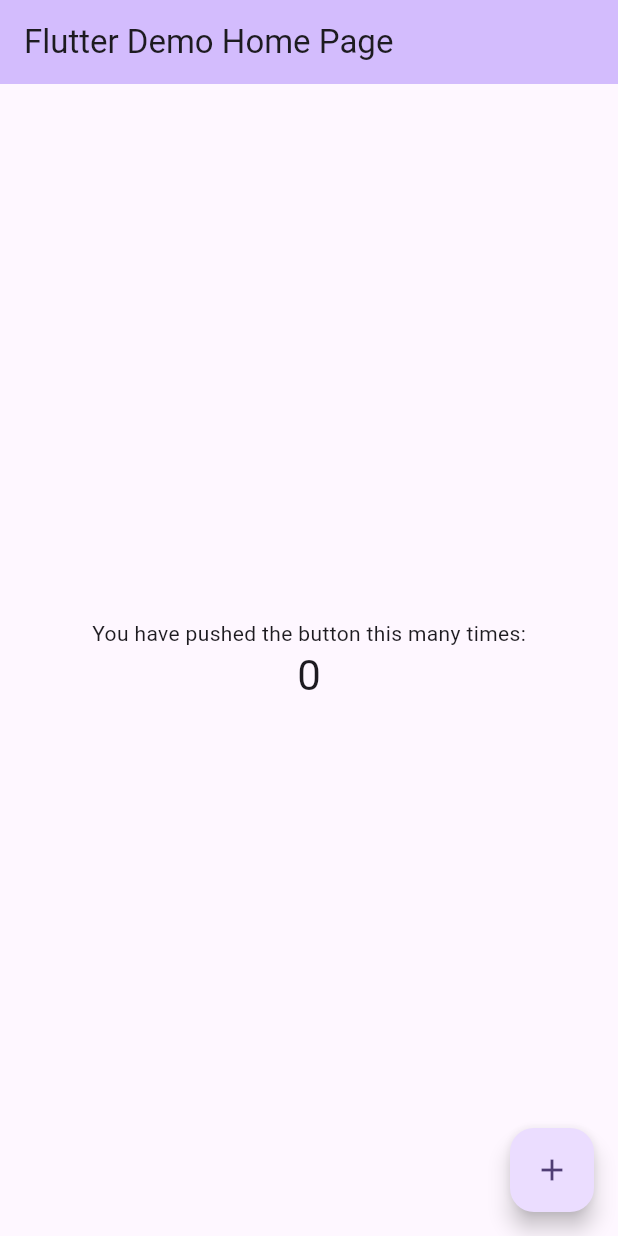
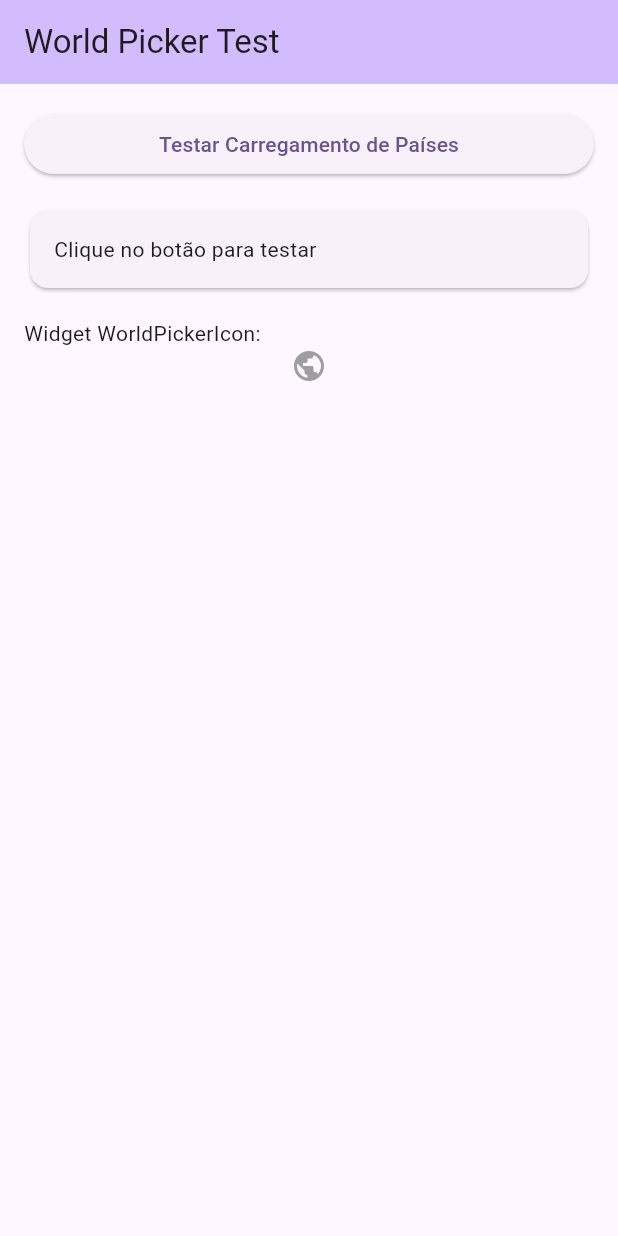
Before and after one commit to williamsimionatto/world_picker, a Flutter app: the screen it shows after launch, on a phone screen of 412 x 824 dp. Run offline on Flutter 3.47's test engine with Material 3 defaults, Android fonts, the phone set to English and light mode, and no system bars.

Commit message:
feat: implement country selection feature with loading and error handling

```diff
--- a/example/lib/main.dart
+++ b/example/lib/main.dart
@@ -1,4 +1,5 @@
 import 'package:flutter/material.dart';
+import 'package:world_picker/world_picker.dart';
 
 void main() {
   runApp(const MyApp());
@@ -7,116 +8,103 @@ void main() {
 class MyApp extends StatelessWidget {
   const MyApp({super.key});
 
-  // This widget is the root of your application.
   @override
   Widget build(BuildContext context) {
     return MaterialApp(
-      title: 'Flutter Demo',
+      title: 'World Picker Test',
       theme: ThemeData(
-        // This is the theme of your application.
-        //
-        // TRY THIS: Try running your application with "flutter run". You'll see
-        // the application has a purple toolbar. Then, without quitting the app,
-        // try changing the seedColor in the colorScheme below to Colors.green
-        // and then invoke "hot reload" (save your changes or press the "hot
-        // reload" button in a Flutter-supported IDE, or press "r" if you used
-        // the command line to start the app).
-        //
-        // Notice that the counter didn't reset back to zero; the application
-        // state is not lost during the reload. To reset the state, use hot
-        // restart instead.
-        //
-        // This works for code too, not just values: Most code changes can be
-        // tested with just a hot reload.
         colorScheme: ColorScheme.fromSeed(seedColor: Colors.deepPurple),
       ),
-      home: const MyHomePage(title: 'Flutter Demo Home Page'),
+      home: const MyHomePage(),
     );
   }
 }
 
 class MyHomePage extends StatefulWidget {
-  const MyHomePage({super.key, required this.title});
-
-  // This widget is the home page of your application. It is stateful, meaning
-  // that it has a State object (defined below) that contains fields that affect
-  // how it looks.
-
-  // This class is the configuration for the state. It holds the values (in this
-  // case the title) provided by the parent (in this case the App widget) and
-  // used by the build method of the State. Fields in a Widget subclass are
-  // always marked "final".
-
-  final String title;
+  const MyHomePage({super.key});
 
   @override
   State<MyHomePage> createState() => _MyHomePageState();
 }
 
 class _MyHomePageState extends State<MyHomePage> {
-  int _counter = 0;
+  String _status = 'Clique no botão para testar';
+  bool _isLoading = false;
 
-  void _incrementCounter() {
+  Future<void> _testLoadCountries() async {
     setState(() {
-      // This call to setState tells the Flutter framework that something has
-      // changed in this State, which causes it to rerun the build method below
-      // so that the display can reflect the updated values. If we changed
-      // _counter without calling setState(), then the build method would not be
-      // called again, and so nothing would appear to happen.
-      _counter++;
+      _isLoading = true;
+      _status = 'Carregando países...';
     });
+
+    try {
+      final countries = await CountryService.loadCountries();
+      setState(() {
+        _status =
+            '✅ Sucesso! ${countries.length} países carregados.\n'
+            'Primeiro país: ${countries.first.name} (${countries.first.isoCode})';
+        _isLoading = false;
+      });
+    } catch (e) {
+      setState(() {
+        _status = '❌ Erro: $e';
+        _isLoading = false;
+      });
+    }
   }
 
   @override
   Widget build(BuildContext context) {
-    // This method is rerun every time setState is called, for instance as done
-    // by the _incrementCounter method above.
-    //
-    // The Flutter framework has been optimized to make rerunning build methods
-    // fast, so that you can just rebuild anything that needs updating rather
-    // than having to individually change instances of widgets.
     return Scaffold(
       appBar: AppBar(
-        // TRY THIS: Try changing the color here to a specific color (to
-        // Colors.amber, perhaps?) and trigger a hot reload to see the AppBar
-        // change color while the other colors stay the same.
+        title: const Text('World Picker Test'),
         backgroundColor: Theme.of(context).colorScheme.inversePrimary,
-        // Here we take the value from the MyHomePage object that was created by
-        // the App.build method, and use it to set our appbar title.
-        title: Text(widget.title),
       ),
-      body: Center(
-        // Center is a layout widget. It takes a single child and positions it
-        // in the middle of the parent.
+      body: Padding(
+        padding: const EdgeInsets.all(16.0),
         child: Column(
-          // Column is also a layout widget. It takes a list of children and
-          // arranges them vertically. By default, it sizes itself to fit its
-          // children horizontally, and tries to be as tall as its parent.
-          //
-          // Column has various properties to control how it sizes itself and
-          // how it positions its children. Here we use mainAxisAlignment to
-          // center the children vertically; the main axis here is the vertical
-          // axis because Columns are vertical (the cross axis would be
-          // horizontal).
-          //
-          // TRY THIS: Invoke "debug painting" (choose the "Toggle Debug Paint"
-          // action in the IDE, or press "p" in the console), to see the
-          // wireframe for each widget.
-          mainAxisAlignment: MainAxisAlignment.center,
-          children: <Widget>[
-            const Text('You have pushed the button this many times:'),
-            Text(
-              '$_counter',
-              style: Theme.of(context).textTheme.headlineMedium,
+          crossAxisAlignment: CrossAxisAlignment.stretch,
+          children: [
+            ElevatedButton(
+              onPressed: _isLoading ? null : _testLoadCountries,
+              child: _isLoading
+                  ? const Row(
+                      mainAxisSize: MainAxisSize.min,
+                      children: [
+                        SizedBox(
+                          width: 16,
+                          height: 16,
+                          child: CircularProgressIndicator(strokeWidth: 2),
+                        ),
+                        SizedBox(width: 8),
+                        Text('Carregando...'),
+                      ],
+                    )
+                  : const Text('Testar Carregamento de Países'),
+            ),
+            const SizedBox(height: 16),
+            Card(
+              child: Padding(
+                padding: const EdgeInsets.all(16.0),
+                child: Text(
+                  _status,
+                  style: Theme.of(context).textTheme.bodyMedium,
+                ),
+              ),
+            ),
+            const SizedBox(height: 16),
+            const Text('Widget WorldPickerIcon:'),
+            WorldPickerIcon(
+              onSelect: (country) {
+                setState(() {
+                  _status =
+                      'País selecionado: ${country.name} (${country.isoCode})';
+                });
+              },
             ),
           ],
         ),
       ),
-      floatingActionButton: FloatingActionButton(
-        onPressed: _incrementCounter,
-        tooltip: 'Increment',
-        child: const Icon(Icons.add),
-      ), // This trailing comma makes auto-formatting nicer for build methods.
     );
   }
 }
--- a/lib/model/country_model.dart
+++ b/lib/model/country_model.dart
@@ -10,6 +10,34 @@ class Region {
     required this.code,
     required this.name,
   });
+
+  /// Creates a Region instance from a JSON map.
+  factory Region.fromJson(Map<String, dynamic> json) {
+    return Region(
+      code: json['code'] as String,
+      name: json['name'] as String,
+    );
+  }
+
+  /// Converts the Region instance to a JSON map.
+  Map<String, dynamic> toJson() {
+    return {
+      'code': code,
+      'name': name,
+    };
+  }
+
+  @override
+  String toString() => 'Region(code: $code, name: $name)';
+
+  @override
+  bool operator ==(Object other) {
+    if (identical(this, other)) return true;
+    return other is Region && other.code == code && other.name == name;
+  }
+
+  @override
+  int get hashCode => code.hashCode ^ name.hashCode;
 }
 
 /// Represents a language spoken in a country.
@@ -28,6 +56,40 @@ class Language {
     required this.name,
     required this.nativeName,
   });
+
+  /// Creates a Language instance from a JSON map.
+  factory Language.fromJson(Map<String, dynamic> json) {
+    return Language(
+      code: json['code'] as String,
+      name: json['name'] as String,
+      nativeName: json['nativeName'] as String,
+    );
+  }
+
+  /// Converts the Language instance to a JSON map.
+  Map<String, dynamic> toJson() {
+    return {
+      'code': code,
+      'name': name,
+      'nativeName': nativeName,
+    };
+  }
+
+  @override
+  String toString() =>
+      'Language(code: $code, name: $name, nativeName: $nativeName)';
+
+  @override
+  bool operator ==(Object other) {
+    if (identical(this, other)) return true;
+    return other is Language &&
+        other.code == code &&
+        other.name == name &&
+        other.nativeName == nativeName;
+  }
+
+  @override
+  int get hashCode => code.hashCode ^ name.hashCode ^ nativeName.hashCode;
 }
 
 /// Represents a currency used in a country.
@@ -46,6 +108,39 @@ class Currency {
     required this.name,
     required this.symbol,
   });
+
+  /// Creates a Currency instance from a JSON map.
+  factory Currency.fromJson(Map<String, dynamic> json) {
+    return Currency(
+      code: json['code'] as String,
+      name: json['name'] as String,
+      symbol: json['symbol'] as String,
+    );
+  }
+
+  /// Converts the Currency instance to a JSON map.
+  Map<String, dynamic> toJson() {
+    return {
+      'code': code,
+      'name': name,
+      'symbol': symbol,
+    };
+  }
+
+  @override
+  String toString() => 'Currency(code: $code, name: $name, symbol: $symbol)';
+
+  @override
+  bool operator ==(Object other) {
+    if (identical(this, other)) return true;
+    return other is Currency &&
+        other.code == code &&
+        other.name == name &&
+        other.symbol == symbol;
+  }
+
+  @override
+  int get hashCode => code.hashCode ^ name.hashCode ^ symbol.hashCode;
 }
 
 /// Represents a country with its details.
@@ -92,4 +187,78 @@ class Country {
     required this.timezones,
     required this.flagAssetPath,
   });
+
+  /// Creates a Country instance from a JSON map.
+  factory Country.fromJson(Map<String, dynamic> json) {
+    return Country(
+      isoCode: json['isoCode'] as String,
+      name: json['name'] as String,
+      region: Region.fromJson(json['region'] as Map<String, dynamic>),
+      languages: (json['languages'] as List<dynamic>)
+          .map(
+              (language) => Language.fromJson(language as Map<String, dynamic>))
+          .toList(),
+      currencies: (json['currencies'] as List<dynamic>)
+          .map(
+              (currency) => Currency.fromJson(currency as Map<String, dynamic>))
+          .toList(),
+      dialCode: json['dialCode'] as String,
+      phonePattern: json['phonePattern'] as String,
+      zipCodePattern: json['zipCodePattern'] as String,
+      timezones: (json['timezones'] as List<dynamic>)
+          .map((timezone) => timezone as String)
+          .toList(),
+      flagAssetPath: json['flagAssetPath'] as String,
+    );
+  }
+
+  /// Converts the Country instance to a JSON map.
+  Map<String, dynamic> toJson() {
+    return {
+      'isoCode': isoCode,
+      'name': name,
+      'region': region.toJson(),
+      'languages': languages.map((language) => language.toJson()).toList(),
+      'currencies': currencies.map((currency) => currency.toJson()).toList(),
+      'dialCode': dialCode,
+      'phonePattern': phonePattern,
+      'zipCodePattern': zipCodePattern,
+      'timezones': timezones,
+      'flagAssetPath': flagAssetPath,
+    };
+  }
+
+  /// Returns the formatted dial code with '+' prefix.
+  String get formattedDialCode => '+$dialCode';
+
+  /// Returns the primary language (first in the list).
+  Language? get primaryLanguage =>
+      languages.isNotEmpty ? languages.first : null;
+
+  /// Returns the primary currency (first in the list).
+  Currency? get primaryCurrency =>
+      currencies.isNotEmpty ? currencies.first : null;
+
+  /// Returns true if the country uses multiple languages.
+  bool get isMultilingual => languages.length > 1;
+
+  /// Returns true if the country uses multiple currencies.
+  bool get hasMultipleCurrencies => currencies.length > 1;
+
+  /// Returns true if the country spans multiple timezones.
+  bool get hasMultipleTimezones => timezones.length > 1;
+
+  @override
+  String toString() {
+    return 'Country(name: $name, isoCode: $isoCode, region: ${region.name})';
+  }
+
+  @override
+  bool operator ==(Object other) {
+    if (identical(this, other)) return true;
+    return other is Country && other.isoCode == isoCode;
+  }
+
+  @override
+  int get hashCode => isoCode.hashCode;
 }
--- /dev/null
+++ b/lib/model/model.dart
@@ -0,0 +1 @@
+export './country_model.dart';
--- /dev/null
+++ b/lib/services/country_service.dart
@@ -0,0 +1,181 @@
+import 'dart:convert';
+import 'package:flutter/services.dart';
+import '../model/country_model.dart';
+
+/// Service responsible for loading and managing country data.
+class CountryService {
+  static const String _countriesJsonPath =
+      'packages/world_picker/assets/data/countries.json';
+
+  /// Cached list of countries to avoid repeated file reads.
+  static List<Country>? _cachedCountries;
+
+  /// Loads all countries from the JSON asset file.
+  ///
+  /// Returns a list of [Country] objects parsed from the JSON data.
+  /// The result is cached after the first load for better performance.
+  static Future<List<Country>> loadCountries() async {
+    if (_cachedCountries != null) {
+      return _cachedCountries!;
+    }
+
+    try {
+      // Verifica se o arquivo existe e não está vazio
+      final String jsonString = await rootBundle.loadString(_countriesJsonPath);
+
+      if (jsonString.isEmpty) {
+        throw Exception(
+            'Countries JSON file is empty at path: $_countriesJsonPath');
+      }
+
+      final List<dynamic> jsonList = json.decode(jsonString);
+
+      if (jsonList.isEmpty) {
+        throw Exception('Countries JSON file contains an empty array');
+      }
+
+      _cachedCountries = jsonList
+          .map((json) => Country.fromJson(json as Map<String, dynamic>))
+          .toList();
+
+      return _cachedCountries!;
+    } on FormatException catch (e) {
+      throw Exception('Invalid JSON format in countries file: $e');
+    } on Exception catch (e) {
+      if (e.toString().contains('Unable to load asset')) {
+        throw Exception('Asset file not found: $_countriesJsonPath. '
+            'Make sure the file exists and is properly declared in pubspec.yaml. '
+            'Original error: $e');
+      }
+      rethrow;
+    } catch (e) {
+      throw Exception(
+          'Failed to load countries data from $_countriesJsonPath: $e');
+    }
+  }
+
+  /// Finds a country by its ISO code.
+  ///
+  /// [isoCode] - The 2-letter ISO country code (e.g., 'BR', 'US').
+  /// Returns the [Country] if found, null otherwise.
+  static Future<Country?> fromIsoCode(String isoCode) async {
+    final countries = await loadCountries();
+    try {
+      return countries.firstWhere(
+        (country) => country.isoCode.toUpperCase() == isoCode.toUpperCase(),
+      );
+    } catch (e) {
+      return null;
+    }
+  }
+
+  /// Finds countries by region code.
+  ///
+  /// [regionCode] - The region code (e.g., 'SA', 'EU', 'AS').
+  /// Returns a list of countries in the specified region.
+  static Future<List<Country>> fromRegionCode(String regionCode) async {
+    final countries = await loadCountries();
+    return countries
+        .where((country) =>
+            country.region.code.toUpperCase() == regionCode.toUpperCase())
+        .toList();
+  }
+
+  /// Searches countries by name (case-insensitive partial match).
+  ///
+  /// [query] - The search query string.
+  /// Returns a list of countries whose names contain the query string.
+  static Future<List<Country>> fromCountryName(String query) async {
+    if (query.isEmpty) return [];
+
+    final countries = await loadCountries();
+    final lowercaseQuery = query.toLowerCase();
+
+    return countries
+        .where((country) => country.name.toLowerCase().contains(lowercaseQuery))
+        .toList();
+  }
+
+  /// Gets all unique regions from the countries data.
+  ///
+  /// Returns a list of unique [Region] objects.
+  static Future<List<Region>> regions() async {
+    final countries = await loadCountries();
+    final regionMap = <String, Region>{};
+
+    for (final country in countries) {
+      regionMap[country.region.code] = country.region;
+    }
+
+    return regionMap.values.toList();
+  }
+
+  /// Gets all unique languages from the countries data.
+  ///
+  /// Returns a list of unique [Language] objects.
+  static Future<List<Language>> languages() async {
+    final countries = await loadCountries();
+    final languageMap = <String, Language>{};
+
+    for (final country in countries) {
+      for (final language in country.languages) {
+        languageMap[language.code] = language;
+      }
+    }
+
+    return languageMap.values.toList();
+  }
+
+  /// Gets all unique currencies from the countries data.
+  ///
+  /// Returns a list of unique [Currency] objects.
+  static Future<List<Currency>> currencies() async {
+    final countries = await loadCountries();
+    final currencyMap = <String, Currency>{};
+
+    for (final country in countries) {
+      for (final currency in country.currencies) {
+        currencyMap[currency.code] = currency;
+      }
+    }
+
+    return currencyMap.values.toList();
+  }
+
+  /// Clears the cached countries data.
+  ///
+  /// This will force the next call to [loadCountries] to reload from the asset file.
+  static void clearCache() {
+    _cachedCountries = null;
+  }
+
+  /// Gets the total count of countries.
+  static Future<int> countriesCount() async {
+    final countries = await loadCountries();
+    return countries.length;
+  }
+
+  /// Finds countries that use a specific currency.
+  ///
+  /// [currencyCode] - The 3-letter currency code (e.g., 'USD', 'EUR').
+  /// Returns a list of countries that use the specified currency.
+  static Future<List<Country>> fromCurrency(String currencyCode) async {
+    final countries = await loadCountries();
+    return countries
+        .where((country) => country.currencies.any((currency) =>
+            currency.code.toUpperCase() == currencyCode.toUpperCase()))
+        .toList();
+  }
+
+  /// Finds countries that speak a specific language.
+  ///
+  /// [languageCode] - The language code (e.g., 'en', 'es', 'pt').
+  /// Returns a list of countries that have the specified language.
+  static Future<List<Country>> fromLanguage(String languageCode) async {
+    final countries = await loadCountries();
+    return countries
+        .where((country) => country.languages.any((language) =>
+            language.code.toLowerCase().startsWith(languageCode.toLowerCase())))
+        .toList();
+  }
+}
--- /dev/null
+++ b/lib/widgets/widgets.dart
@@ -0,0 +1 @@
+export './world_picker_icon.dart';
--- /dev/null
+++ b/lib/widgets/world_picker_icon.dart
@@ -0,0 +1,81 @@
+library world_picker;
+
+import 'package:flutter/material.dart';
+
+import 'package:world_picker/world_picker.dart';
+
+class WorldPickerIcon extends StatefulWidget {
+  final ValueChanged<Country> onSelect;
+  final Country? selectedCountry;
+  final double? size;
+  final bool showIsoCode;
+  final bool showName;
+  final bool showCurrencyCode;
+
+  const WorldPickerIcon({
+    super.key,
+    required this.onSelect,
+    this.selectedCountry,
+    this.size,
+    this.showIsoCode = false,
+    this.showName = false,
+    this.showCurrencyCode = false,
+  });
+
+  @override
+  State<WorldPickerIcon> createState() => _WorldPickerIconState();
+}
+
+class _WorldPickerIconState extends State<WorldPickerIcon> {
+  late List<Country> _countries;
+  bool _isLoading = false;
+  String? _errorMessage;
+
+  @override
+  void initState() {
+    super.initState();
+    _loadCountries();
+  }
+
+  Future<void> _loadCountries() async {
+    setState(() {
+      _isLoading = true;
+      _errorMessage = null;
+    });
+
+    try {
+      final countries = await CountryService.loadCountries();
+      print('Loaded ${countries.length} countries');
+      setState(() {
+        _countries = countries;
+        _isLoading = false;
+      });
+    } catch (e) {
+      setState(() {
+        _errorMessage = e.toString();
+        _isLoading = false;
+      });
+    }
+  }
+
+  @override
+  Widget build(BuildContext context) {
+    return GestureDetector(
+      onTap: () {},
+      child: Container(
+        width: widget.size,
+        height: widget.size,
+        decoration: BoxDecoration(
+          borderRadius: BorderRadius.circular(12),
+        ),
+        child: _isLoading
+            ? const Center(child: CircularProgressIndicator())
+            : _errorMessage != null
+                ? Center(child: Text('Error: $_errorMessage'))
+                : widget.selectedCountry != null
+                    ? Text('test')
+                    : const Icon(Icons.public, size: 24, color: Colors.grey),
+      ),
+    );
+  }
+}
--- a/pubspec.yaml
+++ b/pubspec.yaml
@@ -11,6 +11,10 @@ environment:
   sdk: ">=3.0.0 <4.0.0"
   flutter: ">=3.10.0"
 
+dependencies:
+  flutter:
+    sdk: flutter
+
 flutter:
   assets:
     - assets/flags/
```
Also changed, not shown: example/pubspec.yaml (+4 -4 lines), lib/world_picker.dart (+10 -2 lines), test_json_load.dart (added, +29 -0 lines), pubspec.lock, 1 other file.
